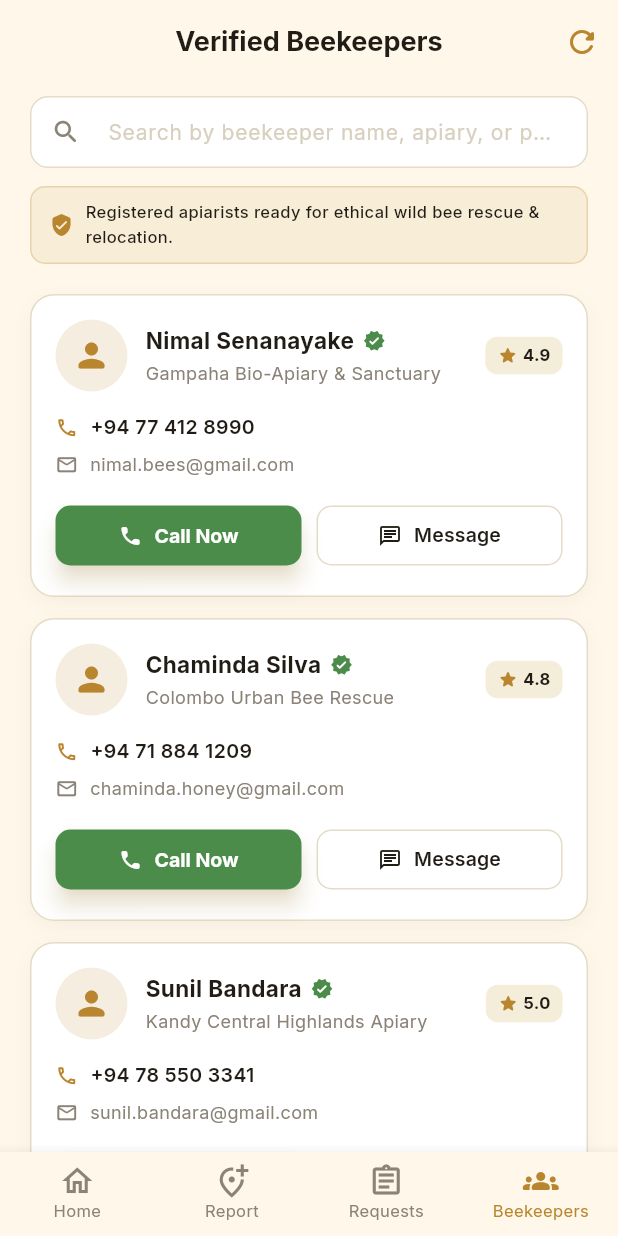
After one commit to Dehiw/J26-IT-378-Research-Project, a Flutter app: the BeekeepersDirectoryScreenIT23185302 screen opened directly, on a phone screen of 412 x 824 dp. The commit adds this screen. Run offline on Flutter 3.47's test engine with Material 3 defaults, Android fonts, the phone set to English and light mode, and no system bars; our stand-ins replace flutter_animate, google_fonts, image_picker, shared_preferences; missing offline and left inert: onnxruntime; accounts and stored records are empty; network calls fail.

Commit message:
Bee keepers directory screen

```diff
--- /dev/null
+++ b/frontend/lib/screens/beekeepers_directory_screen_IT23185302.dart
@@ -0,0 +1,578 @@
+import 'dart:developer' as developer;
+import 'package:flutter/material.dart';
+import 'package:google_fonts/google_fonts.dart';
+
+import '../services/auth_service.dart';
+import '../utils/theme.dart';
+import 'home_screen.dart';
+import 'my_requests_screen_IT23185302.dart';
+import 'wild_bee_hive_report_screen_IT23185302.dart';
+
+/// Research Component IT23185302:
+/// Beekeepers Directory Screen (Registered Apiarists & Rescuers in Firestore).
+class BeekeepersDirectoryScreenIT23185302 extends StatefulWidget {
+  const BeekeepersDirectoryScreenIT23185302({super.key});
+
+  @override
+  State<BeekeepersDirectoryScreenIT23185302> createState() =>
+      _BeekeepersDirectoryScreenIT23185302State();
+}
+
+class _BeekeepersDirectoryScreenIT23185302State
+    extends State<BeekeepersDirectoryScreenIT23185302> {
+  bool _isLoading = true;
+  List<Map<String, dynamic>> _beekeepers = [];
+  String _searchQuery = '';
+  final _searchController = TextEditingController();
+
+  @override
+  void initState() {
+    super.initState();
+    _loadBeekeepers();
+  }
+
+  @override
+  void dispose() {
+    _searchController.dispose();
+    super.dispose();
+  }
+
+  Future<void> _loadBeekeepers() async {
+    setState(() => _isLoading = true);
+    try {
+      final fetched = await AuthService.instance.fetchRegisteredBeekeepers();
+      if (fetched.isNotEmpty) {
+        _beekeepers = fetched;
+      } else {
+        _beekeepers = _getDefaultSampleBeekeepers();
+      }
+    } catch (e) {
+      developer.log('Notice loading beekeepers: $e',
+          name: 'BeekeepersDirectory');
+      _beekeepers = _getDefaultSampleBeekeepers();
+    } finally {
+      if (mounted) {
+        setState(() => _isLoading = false);
+      }
+    }
+  }
+
+  List<Map<String, dynamic>> _getDefaultSampleBeekeepers() {
+    return [
+      {
+        'id': 'BK-001',
+        'name': 'Nimal Senanayake',
+        'email': 'nimal.bees@gmail.com',
+        'phone': '+94 77 412 8990',
+        'apiary_name': 'Gampaha Bio-Apiary & Sanctuary',
+        'district': 'Gampaha',
+        'experience': '12+ Years Experience',
+        'rating': 4.9,
+        'relocations_count': 38,
+      },
+      {
+        'id': 'BK-002',
+        'name': 'Chaminda Silva',
+        'email': 'chaminda.honey@gmail.com',
+        'phone': '+94 71 884 1209',
+        'apiary_name': 'Colombo Urban Bee Rescue',
+        'district': 'Colombo',
+        'experience': '8 Years Experience',
+        'rating': 4.8,
+        'relocations_count': 24,
+      },
+      {
+        'id': 'BK-003',
+        'name': 'Sunil Bandara',
+        'email': 'sunil.bandara@gmail.com',
+        'phone': '+94 78 550 3341',
+        'apiary_name': 'Kandy Central Highlands Apiary',
+        'district': 'Kandy',
+        'experience': '15+ Years Experience',
+        'rating': 5.0,
+        'relocations_count': 52,
+      },
+    ];
+  }
+
+  List<Map<String, dynamic>> get _filteredBeekeepers {
+    if (_searchQuery.trim().isEmpty) return _beekeepers;
+    final q = _searchQuery.trim().toLowerCase();
+    return _beekeepers.where((b) {
+      final name = (b['name'] ?? '').toString().toLowerCase();
+      final apiary = (b['apiary_name'] ?? '').toString().toLowerCase();
+      final phone = (b['phone'] ?? '').toString().toLowerCase();
+      final email = (b['email'] ?? '').toString().toLowerCase();
+      return name.contains(q) ||
+          apiary.contains(q) ||
+          phone.contains(q) ||
+          email.contains(q);
+    }).toList();
+  }
+
+  void _onNavTapped(int index) {
+    if (index == 3) return; // Already on Beekeepers
+
+    if (index == 0) {
+      Navigator.of(context).pushReplacement(
+        MaterialPageRoute(builder: (_) => const HomeScreen()),
+      );
+      return;
+    }
+
+    if (index == 1) {
+      Navigator.of(context).pushReplacement(
+        MaterialPageRoute(
+          builder: (_) => const WildBeeHiveReportScreenIT23185302(),
+        ),
+      );
+      return;
+    }
+
+    if (index == 2) {
+      Navigator.of(context).pushReplacement(
+        MaterialPageRoute(
+          builder: (_) => const MyRequestsScreenIT23185302(),
+        ),
+      );
+      return;
+    }
+  }
+
+  void _callBeekeeper(String name, String phone) {
+    ScaffoldMessenger.of(context).showSnackBar(
+      SnackBar(
+        content: Text(
+          'Dialing $name ($phone)...',
+          style: GoogleFonts.inter(
+            color: AppColors.bgSecondary,
+            fontWeight: FontWeight.w600,
+          ),
+        ),
+        backgroundColor: AppColors.success,
+        behavior: SnackBarBehavior.floating,
+      ),
+    );
+  }
+
+  void _messageBeekeeper(String name, String phone) {
+    ScaffoldMessenger.of(context).showSnackBar(
+      SnackBar(
+        content: Text(
+          'Opening SMS messaging with $name ($phone)...',
+          style: GoogleFonts.inter(
+            color: AppColors.bgSecondary,
+            fontWeight: FontWeight.w600,
+          ),
+        ),
+        backgroundColor: AppColors.panelBlack,
+        behavior: SnackBarBehavior.floating,
+      ),
+    );
+  }
+
+  @override
+  Widget build(BuildContext context) {
+    return Scaffold(
+      backgroundColor: AppColors.bgPrimary,
+      appBar: AppBar(
+        backgroundColor: AppColors.bgPrimary,
+        elevation: 0,
+        automaticallyImplyLeading: false,
+        centerTitle: true,
+        title: Text(
+          'Verified Beekeepers',
+          style: GoogleFonts.inter(
+            fontSize: 18,
+            fontWeight: FontWeight.w700,
+            color: AppColors.textPrimary,
+          ),
+        ),
+        actions: [
+          IconButton(
+            tooltip: 'Refresh',
+            icon: const Icon(Icons.refresh_rounded, color: AppColors.hiveLow),
+            onPressed: _loadBeekeepers,
+          ),
+        ],
+      ),
+      body: SafeArea(
+        child: Column(
+          children: [
+            // ── Search & Filter Box ─────────────────────────────────
+            Padding(
+              padding: const EdgeInsets.symmetric(horizontal: 20, vertical: 8),
+              child: TextFormField(
+                controller: _searchController,
+                onChanged: (val) => setState(() => _searchQuery = val),
+                style: GoogleFonts.inter(
+                  fontSize: 14,
+                  color: AppColors.textPrimary,
+                ),
+                decoration: InputDecoration(
+                  hintText: 'Search by beekeeper name, apiary, or phone...',
+                  filled: true,
+                  fillColor: AppColors.bgSecondary,
+                  isDense: true,
+                  prefixIcon: const Icon(
+                    Icons.search_rounded,
+                    color: AppColors.textSecondary,
+                    size: 20,
+                  ),
+                  suffixIcon: _searchQuery.isNotEmpty
+                      ? IconButton(
+                          icon: const Icon(Icons.clear_rounded, size: 18),
+                          onPressed: () {
+                            _searchController.clear();
+                            setState(() => _searchQuery = '');
+                          },
+                        )
+                      : null,
+                  border: OutlineInputBorder(
+                    borderRadius: BorderRadius.circular(14),
+                    borderSide: const BorderSide(color: AppColors.border),
+                  ),
+                ),
+              ),
+            ),
+
+            // ── Notice Banner ───────────────────────────────────────
+            Padding(
+              padding: const EdgeInsets.symmetric(horizontal: 20, vertical: 4),
+              child: Container(
+                padding:
+                    const EdgeInsets.symmetric(horizontal: 12, vertical: 8),
+                decoration: BoxDecoration(
+                  color: AppColors.hiveLow.withValues(alpha: 0.1),
+                  borderRadius: BorderRadius.circular(10),
+                  border: Border.all(
+                    color: AppColors.hiveLow.withValues(alpha: 0.25),
+                  ),
+                ),
+                child: Row(
+                  children: [
+                    const Icon(
+                      Icons.verified_user_rounded,
+                      size: 16,
+                      color: AppColors.hiveLow,
+                    ),
+                    const SizedBox(width: 8),
+                    Expanded(
+                      child: Text(
+                        'Registered apiarists ready for ethical wild bee rescue & relocation.',
+                        style: GoogleFonts.inter(
+                          fontSize: 11,
+                          color: AppColors.textPrimary,
+                          fontWeight: FontWeight.w500,
+                        ),
+                      ),
+                    ),
+                  ],
+                ),
+              ),
+            ),
+            const SizedBox(height: 8),
+
+            // ── Beekeepers List ─────────────────────────────────────
+            Expanded(
+              child: _isLoading
+                  ? const Center(
+                      child: CircularProgressIndicator(
+                        valueColor: AlwaysStoppedAnimation<Color>(
+                          AppColors.hiveLow,
+                        ),
+                      ),
+                    )
+                  : _filteredBeekeepers.isEmpty
+                      ? Center(
+                          child: Padding(
+                            padding: const EdgeInsets.all(24),
+                            child: Column(
+                              mainAxisSize: MainAxisSize.min,
+                              children: [
+                                const Icon(
+                                  Icons.groups_outlined,
+                                  size: 40,
+                                  color: AppColors.textSecondary,
+                                ),
+                                const SizedBox(height: 12),
+                                Text(
+                                  'No Beekeepers Found',
+                                  style: GoogleFonts.inter(
+                                    fontSize: 16,
+                                    fontWeight: FontWeight.w700,
+                                    color: AppColors.textPrimary,
+                                  ),
+                                ),
+                                const SizedBox(height: 4),
+                                Text(
+                                  'Try searching with a different term.',
+                                  style: GoogleFonts.inter(
+                                    fontSize: 13,
+                                    color: AppColors.textSecondary,
+                                  ),
+                                ),
+                              ],
+                            ),
+                          ),
+                        )
+                      : RefreshIndicator(
+                          color: AppColors.hiveLow,
+                          onRefresh: _loadBeekeepers,
+                          child: ListView.separated(
+                            padding: const EdgeInsets.symmetric(
+                              horizontal: 20,
+                              vertical: 8,
+                            ),
+                            itemCount: _filteredBeekeepers.length,
+                            separatorBuilder: (_, __) =>
+                                const SizedBox(height: 14),
+                            itemBuilder: (context, i) {
+                              return _buildBeekeeperCard(
+                                  _filteredBeekeepers[i]);
+                            },
+                          ),
+                        ),
+            ),
+          ],
+        ),
+      ),
+      bottomNavigationBar: BottomNavigationBar(
+        type: BottomNavigationBarType.fixed,
+        backgroundColor: AppColors.bgPrimary,
+        selectedItemColor: AppColors.hiveLow,
+        unselectedItemColor: AppColors.textSecondary,
+        showUnselectedLabels: true,
+        selectedFontSize: 11,
+        unselectedFontSize: 11,
+        currentIndex: 3, // Beekeepers tab
+        onTap: _onNavTapped,
+        items: const [
+          BottomNavigationBarItem(
+            icon: Icon(Icons.home_outlined),
+            activeIcon: Icon(Icons.home_filled),
+            label: 'Home',
+          ),
+          BottomNavigationBarItem(
+            icon: Icon(Icons.add_location_alt_outlined),
+            activeIcon: Icon(Icons.add_location_alt_rounded),
+            label: 'Report',
+          ),
+          BottomNavigationBarItem(
+            icon: Icon(Icons.assignment_outlined),
+            activeIcon: Icon(Icons.assignment_rounded),
+            label: 'Requests',
+          ),
+          BottomNavigationBarItem(
+            icon: Icon(Icons.groups_outlined),
+            activeIcon: Icon(Icons.groups_rounded),
+            label: 'Beekeepers',
+          ),
+        ],
+      ),
+    );
+  }
+
+  Widget _buildBeekeeperCard(Map<String, dynamic> b) {
+    final name = b['name']?.toString() ?? 'Beekeeper';
+    final apiary = b['apiary_name']?.toString() ?? 'Registered Apiary';
+    final phone = b['phone']?.toString() ?? '';
+    final email = b['email']?.toString() ?? '';
+    final rating = b['rating']?.toString() ?? '4.9';
+
+    return Container(
+      decoration: BoxDecoration(
+        color: AppColors.bgSecondary,
+        borderRadius: BorderRadius.circular(16),
+        border: Border.all(color: AppColors.border),
+        boxShadow: [
+          BoxShadow(
+            color: AppColors.textPrimary.withValues(alpha: 0.04),
+            blurRadius: 10,
+            offset: const Offset(0, 4),
+          ),
+        ],
+      ),
+      child: Padding(
+        padding: const EdgeInsets.all(16),
+        child: Column(
+          crossAxisAlignment: CrossAxisAlignment.start,
+          children: [
+            Row(
+              children: [
+                CircleAvatar(
+                  radius: 24,
+                  backgroundColor: AppColors.hiveLow.withValues(alpha: 0.15),
+                  child: const Icon(
+                    Icons.person_rounded,
+                    color: AppColors.hiveLow,
+                    size: 26,
+                  ),
+                ),
+                const SizedBox(width: 12),
+                Expanded(
+                  child: Column(
+                    crossAxisAlignment: CrossAxisAlignment.start,
+                    children: [
+                      Row(
+                        children: [
+                          Flexible(
+                            child: Text(
+                              name,
+                              style: GoogleFonts.inter(
+                                fontSize: 15,
+                                fontWeight: FontWeight.w700,
+                                color: AppColors.textPrimary,
+                              ),
+                              overflow: TextOverflow.ellipsis,
+                            ),
+                          ),
+                          const SizedBox(width: 6),
+                          const Icon(
+                            Icons.verified_rounded,
+                            size: 15,
+                            color: AppColors.success,
+                          ),
+                        ],
+                      ),
+                      const SizedBox(height: 2),
+                      Text(
+                        apiary,
+                        style: GoogleFonts.inter(
+                          fontSize: 12,
+                          color: AppColors.textSecondary,
+                        ),
+                        maxLines: 1,
+                        overflow: TextOverflow.ellipsis,
+                      ),
+                    ],
+                  ),
+                ),
+                Container(
+                  padding:
+                      const EdgeInsets.symmetric(horizontal: 8, vertical: 4),
+                  decoration: BoxDecoration(
+                    color: AppColors.bgElevated,
+                    borderRadius: BorderRadius.circular(8),
+                  ),
+                  child: Row(
+                    children: [
+                      const Icon(Icons.star_rounded,
+                          size: 14, color: AppColors.hiveLow),
+                      const SizedBox(width: 3),
+                      Text(
+                        rating,
+                        style: GoogleFonts.inter(
+                          fontSize: 11,
+                          fontWeight: FontWeight.w700,
+                          color: AppColors.textPrimary,
+                        ),
+                      ),
+                    ],
+                  ),
+                ),
+              ],
+            ),
+            const SizedBox(height: 14),
+
+            // Phone number & Email
+            if (phone.isNotEmpty) ...[
+              Row(
+                children: [
+                  const Icon(
+                    Icons.phone_outlined,
+                    size: 15,
+                    color: AppColors.hiveLow,
+                  ),
+                  const SizedBox(width: 8),
+                  Text(
+                    phone,
+                    style: GoogleFonts.inter(
+                      fontSize: 13,
+                      fontWeight: FontWeight.w600,
+                      color: AppColors.textPrimary,
+                    ),
+                  ),
+                ],
+              ),
+              const SizedBox(height: 6),
+            ],
+            if (email.isNotEmpty) ...[
+              Row(
+                children: [
+                  const Icon(
+                    Icons.mail_outline_rounded,
+                    size: 15,
+                    color: AppColors.textSecondary,
+                  ),
+                  const SizedBox(width: 8),
+                  Text(
+                    email,
+                    style: GoogleFonts.inter(
+                      fontSize: 12,
+                      color: AppColors.textSecondary,
+                    ),
+                  ),
+                ],
+              ),
+              const SizedBox(height: 14),
+            ],
+
+            // Call & Message Action Buttons
+            Row(
+              children: [
+                Expanded(
+                  child: ElevatedButton.icon(
+                    style: ElevatedButton.styleFrom(
+                      backgroundColor: AppColors.success,
+                      foregroundColor: AppColors.bgSecondary,
+                      shape: RoundedRectangleBorder(
+                        borderRadius: BorderRadius.circular(10),
+                      ),
+                      padding: const EdgeInsets.symmetric(vertical: 10),
+                    ),
+                    icon: const Icon(Icons.call_rounded, size: 16),
+                    label: Text(
+                      'Call Now',
+                      style: GoogleFonts.inter(
+                        fontSize: 13,
+                        fontWeight: FontWeight.w700,
+                      ),
+                    ),
+                    onPressed: phone.isNotEmpty
+                        ? () => _callBeekeeper(name, phone)
+                        : null,
+                  ),
+                ),
+                const SizedBox(width: 10),
+                Expanded(
+                  child: OutlinedButton.icon(
+                    style: OutlinedButton.styleFrom(
+                      foregroundColor: AppColors.textPrimary,
+                      side: const BorderSide(color: AppColors.border),
+                      shape: RoundedRectangleBorder(
+                        borderRadius: BorderRadius.circular(10),
+                      ),
+                      padding: const EdgeInsets.symmetric(vertical: 10),
+                    ),
+                    icon: const Icon(Icons.chat_outlined, size: 16),
+                    label: Text(
+                      'Message',
+                      style: GoogleFonts.inter(
+                        fontSize: 13,
+                        fontWeight: FontWeight.w600,
+                      ),
+                    ),
+                    onPressed: phone.isNotEmpty
+                        ? () => _messageBeekeeper(name, phone)
+                        : null,
+                  ),
+                ),
+              ],
+            ),
+          ],
+        ),
+      ),
+    );
+  }
+}
--- a/frontend/lib/screens/home_screen.dart
+++ b/frontend/lib/screens/home_screen.dart
@@ -13,6 +13,7 @@ import 'apiary_management_screen.dart';
 import 'relocation_assessment_screen_IT23185302.dart';
 import 'wild_bee_hive_report_screen_IT23185302.dart';
 import 'my_requests_screen_IT23185302.dart';
+import 'beekeepers_directory_screen_IT23185302.dart';
 
 /// Home Page for Hive Sense App.
 /// - Left-side hamburger menu / drawer.
@@ -113,6 +114,14 @@ class _HomeScreenState extends State<HomeScreen> {
       Navigator.of(context).push(
         MaterialPageRoute(
           builder: (_) => const MyRequestsScreenIT23185302(),
+        ),
+      );
+      return;
+    }
+    if (index == 3) {
+      Navigator.of(context).push(
+        MaterialPageRoute(
+          builder: (_) => const BeekeepersDirectoryScreenIT23185302(),
         ),
       );
       return;
@@ -877,7 +886,14 @@ class _HomeScreenState extends State<HomeScreen> {
               child: _QuickAction(
                 icon: Icons.groups_outlined,
                 label: 'Beekeepers',
-                onTap: () => _onMenuItemTapped('Beekeepers'),
+                onTap: () {
+                  Navigator.of(context).push(
+                    MaterialPageRoute(
+                      builder: (_) =>
+                          const BeekeepersDirectoryScreenIT23185302(),
+                    ),
+                  );
+                },
               ),
             ),
             const SizedBox(width: 10),
--- a/frontend/lib/screens/my_requests_screen_IT23185302.dart
+++ b/frontend/lib/screens/my_requests_screen_IT23185302.dart
@@ -7,6 +7,7 @@ import '../services/wild_bee_service.dart';
 import '../utils/theme.dart';
 import 'home_screen.dart';
 import 'wild_bee_hive_report_screen_IT23185302.dart';
+import 'beekeepers_directory_screen_IT23185302.dart';
 
 /// Research Component IT23185302:
 /// My Requests Page & Relocation Tracking Workflow for Normal Users.
@@ -209,24 +210,12 @@ class _MyRequestsScreenIT23185302State extends State<MyRequestsScreenIT23185302>
     }
 
     if (index == 3) {
-      ScaffoldMessenger.of(context).showSnackBar(
-        SnackBar(
-          content: Text(
-            'Beekeepers Directory will be available in the upcoming update.',
-            style: GoogleFonts.inter(
-              fontSize: 13,
-              fontWeight: FontWeight.w500,
-              color: AppColors.bgSecondary,
-            ),
-          ),
-          backgroundColor: AppColors.panelBlack,
-          behavior: SnackBarBehavior.floating,
-          shape: RoundedRectangleBorder(
-            borderRadius: BorderRadius.circular(10),
-          ),
-          duration: const Duration(seconds: 2),
+      Navigator.of(context).pushReplacement(
+        MaterialPageRoute(
+          builder: (_) => const BeekeepersDirectoryScreenIT23185302(),
         ),
       );
+      return;
     }
   }
 
--- a/frontend/lib/screens/wild_bee_hive_report_screen_IT23185302.dart
+++ b/frontend/lib/screens/wild_bee_hive_report_screen_IT23185302.dart
@@ -10,6 +10,7 @@ import '../utils/theme.dart';
 import '../widgets/image_source_sheet.dart';
 import 'home_screen.dart';
 import 'my_requests_screen_IT23185302.dart';
+import 'beekeepers_directory_screen_IT23185302.dart';
 
 /// Research Component IT23185302:
 /// Wild Bee Hive Reporting & Decision Support System (Normal Users / Homeowners).
@@ -471,6 +472,15 @@ class _WildBeeHiveReportScreenIT23185302State
       Navigator.of(context).pushReplacement(
         MaterialPageRoute(
           builder: (_) => const MyRequestsScreenIT23185302(),
+        ),
+      );
+      return;
+    }
+
+    if (isNormalUser && index == 3) {
+      Navigator.of(context).pushReplacement(
+        MaterialPageRoute(
+          builder: (_) => const BeekeepersDirectoryScreenIT23185302(),
         ),
       );
       return;
```
